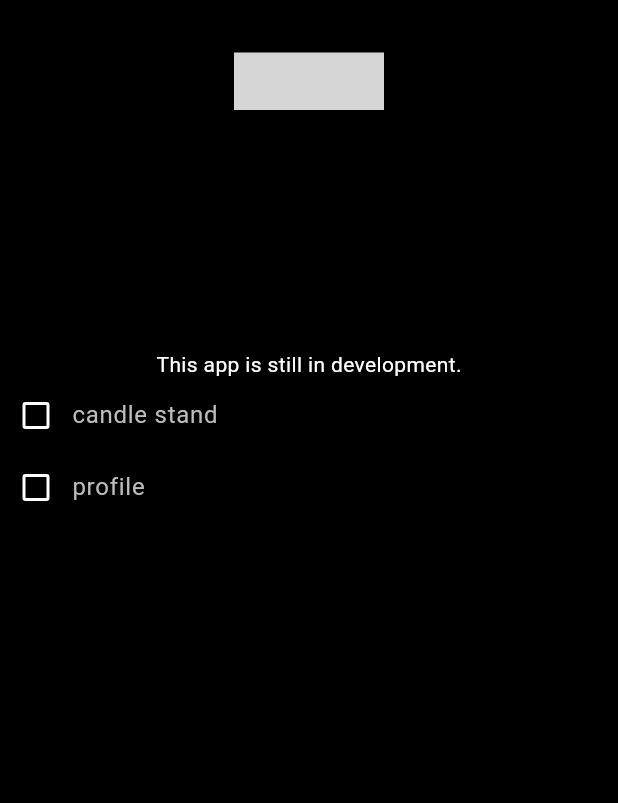
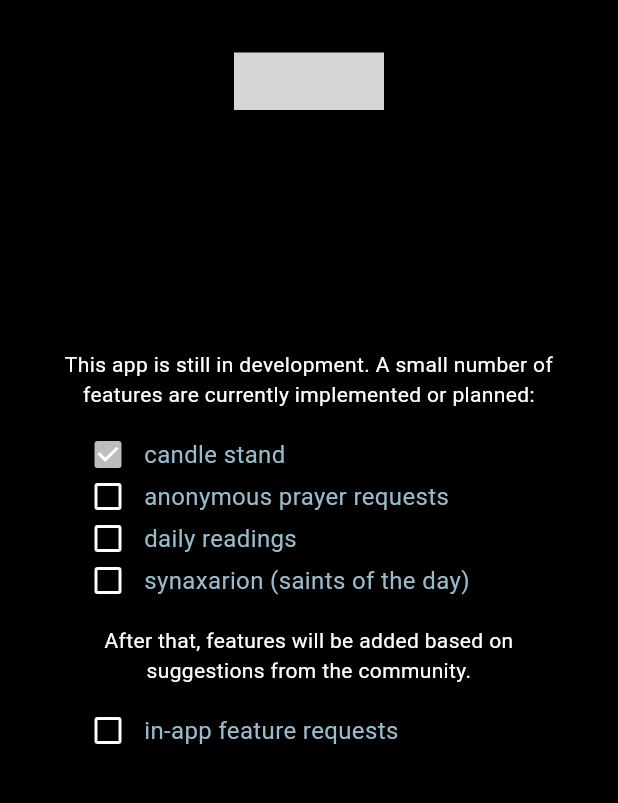
Before and after one commit to pupperpowell/night_break, a Flutter app: the HomePage screen opened directly, on a phone screen of 412 x 824 dp, the part 108-911 px from its top. Run offline on Flutter 3.47's test engine with Material 3 defaults, Android fonts, the phone set to English and light mode, and no system bars; our stand-ins replace audioplayers, flutter_secure_storage, get_it, material_symbols_icons, pocketbase, shimmer; missing offline and left inert: flutter_shaders; accounts and stored records are empty; network calls fail; statements that could not run were skipped; project files that could hold a hidden picture were left out; grey boxes are pictures that could not be loaded.

Commit message:
beautiful WIP home screen

```diff
--- a/lib/pages/home_page.dart
+++ b/lib/pages/home_page.dart
@@ -8,10 +8,11 @@ class HomePage extends StatelessWidget {
   Widget build(BuildContext context) {
     return Scaffold(
       body: SafeArea(
+        child: Padding(
+          padding: const EdgeInsets.all(32.0),
           child: Center(
             child: Column(
               children: [
-              const SizedBox(height: 32.0),
                 const Text(
                   'Welcome to Night Break v0.9\nmade with love by George Powell',
                   textAlign: TextAlign.center,
@@ -19,10 +20,26 @@ class HomePage extends StatelessWidget {
                 const SizedBox(height: 16.0),
                 Candle(created: DateTime.now(), scale: 1.0, owner: "nobody"),
                 const SizedBox(height: 32.0),
-              const Text('This app is still in development.'),
+                const Text(
+                  'This app is still in development. A small number of features are currently implemented or planned:',
+                  textAlign: TextAlign.center,
+                ),
+                const SizedBox(height: 16.0),
                 const ListItem(checked: true, text: 'candle stand'),
-              const ListItem(checked: false, text: 'profile'),
+                const ListItem(
+                    checked: false, text: 'anonymous prayer requests'),
+                const ListItem(checked: false, text: 'daily readings'),
+                const ListItem(
+                    checked: false, text: 'synaxarion (saints of the day)'),
+                const SizedBox(height: 16.0),
+                const Text(
+                  'After that, features will be added based on suggestions from the community.',
+                  textAlign: TextAlign.center,
+                ),
+                const SizedBox(height: 16.0),
+                const ListItem(checked: false, text: 'in-app feature requests'),
               ],
+            ),
           ),
         ),
       ),
@@ -44,9 +61,18 @@ class _ListItemState extends State<ListItem> {
   bool isChecked = false;
 
   @override
+  void initState() {
+    super.initState();
+    isChecked = widget.checked;
+  }
+
+  @override
   Widget build(BuildContext context) {
-    return Row(
+    return SizedBox(
+      height: 28.0,
+      child: Row(
         children: [
+          const SizedBox(width: 16.0),
           Checkbox(
             checkColor: Colors.white,
             value: isChecked,
@@ -56,8 +82,14 @@ class _ListItemState extends State<ListItem> {
               });
             },
           ),
-        Text(widget.text, style: Theme.of(context).textTheme.bodyLarge),
+          Text(widget.text,
+              // style: Theme.of(context).textTheme.bodyLarge,
+              style: const TextStyle(
+                fontSize: 16.0,
+                color: Color.fromARGB(255, 153, 188, 205),
+              )),
         ],
+      ),
     );
   }
 }
```
Lines whose indentation alone changed are shown as unchanged.
